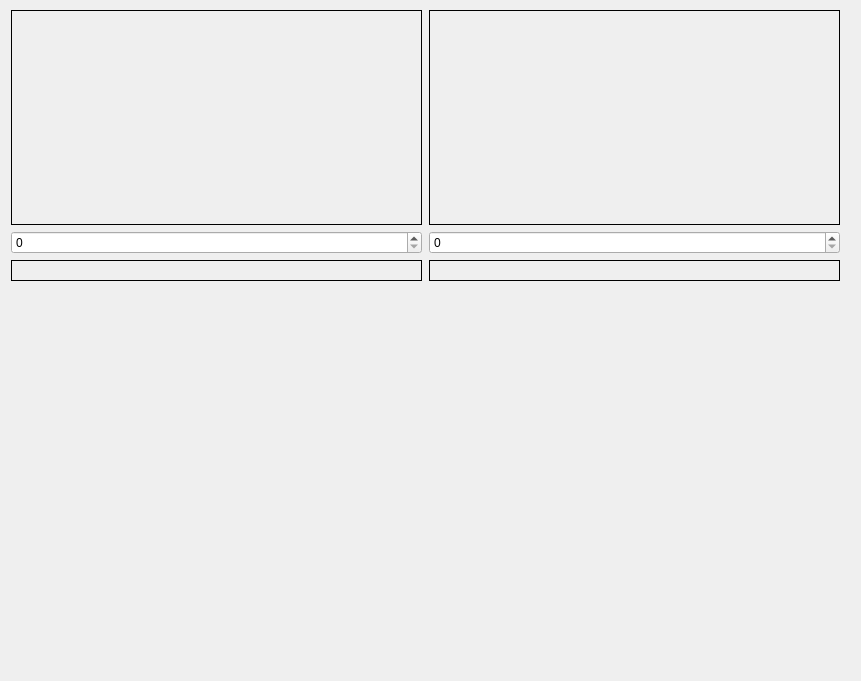
This is StereoVision/widgetsettings.ui in dzikipasterz/StareoVision as Qt 5 draws it before an edit. The edited form follows.
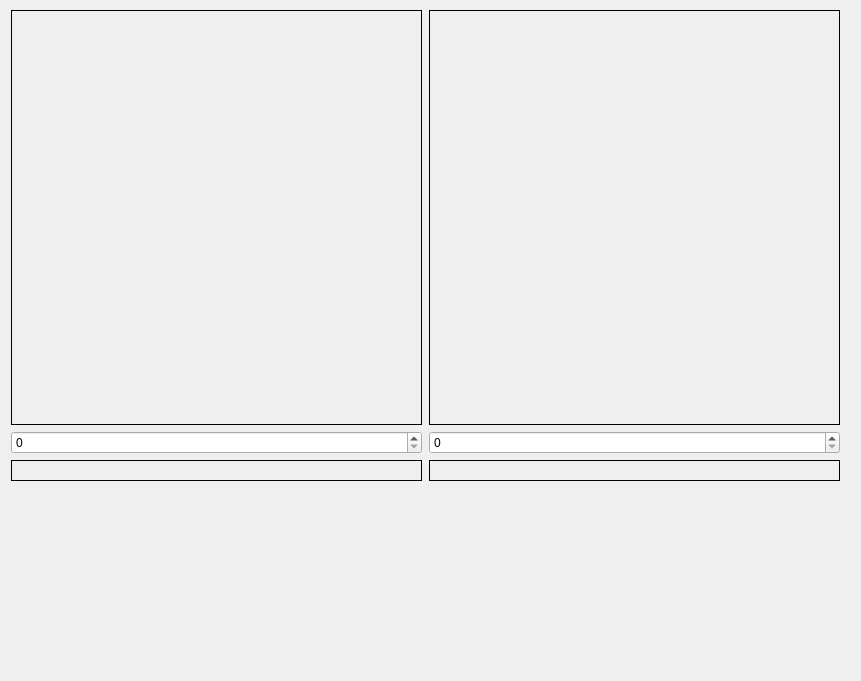
This is the edited form.

What changed in the file:
```diff
--- a/StereoVision/widgetsettings.ui
+++ b/StereoVision/widgetsettings.ui
@@ -31,33 +31,13 @@
      <x>10</x>
      <y>10</y>
      <width>831</width>
-     <height>271</height>
+     <height>471</height>
     </rect>
    </property>
    <layout class="QGridLayout" name="gridLayout">
     <item row="1" column="1">
      <widget class="QSpinBox" name="rightCameraId"/>
     </item>
-    <item row="0" column="0">
-     <widget class="QLabel" name="rightCamera">
-      <property name="frameShape">
-       <enum>QFrame::Box</enum>
-      </property>
-      <property name="text">
-       <string/>
-      </property>
-     </widget>
-    </item>
-    <item row="0" column="1">
-     <widget class="QLabel" name="leftCamera">
-      <property name="frameShape">
-       <enum>QFrame::Box</enum>
-      </property>
-      <property name="text">
-       <string/>
-      </property>
-     </widget>
-    </item>
     <item row="1" column="0">
      <widget class="QSpinBox" name="leftCameraId">
       <property name="maximum">
@@ -109,6 +89,26 @@
       </property>
      </widget>
     </item>
+    <item row="0" column="1">
+     <widget class="QLabel" name="rightCamera">
+      <property name="frameShape">
+       <enum>QFrame::Box</enum>
+      </property>
+      <property name="text">
+       <string/>
+      </property>
+     </widget>
+    </item>
+    <item row="0" column="0">
+     <widget class="QLabel" name="leftCamera">
+      <property name="frameShape">
+       <enum>QFrame::Box</enum>
+      </property>
+      <property name="text">
+       <string/>
+      </property>
+     </widget>
+    </item>
    </layout>
   </widget>
  </widget>
```
